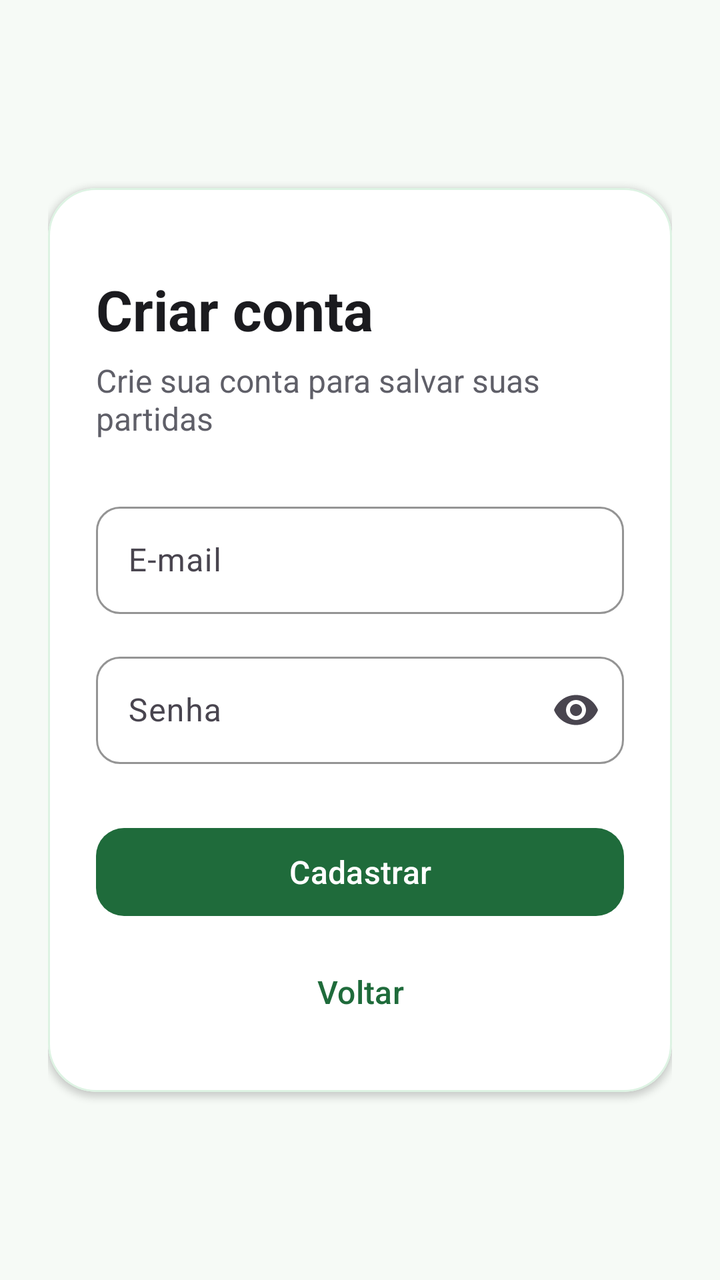
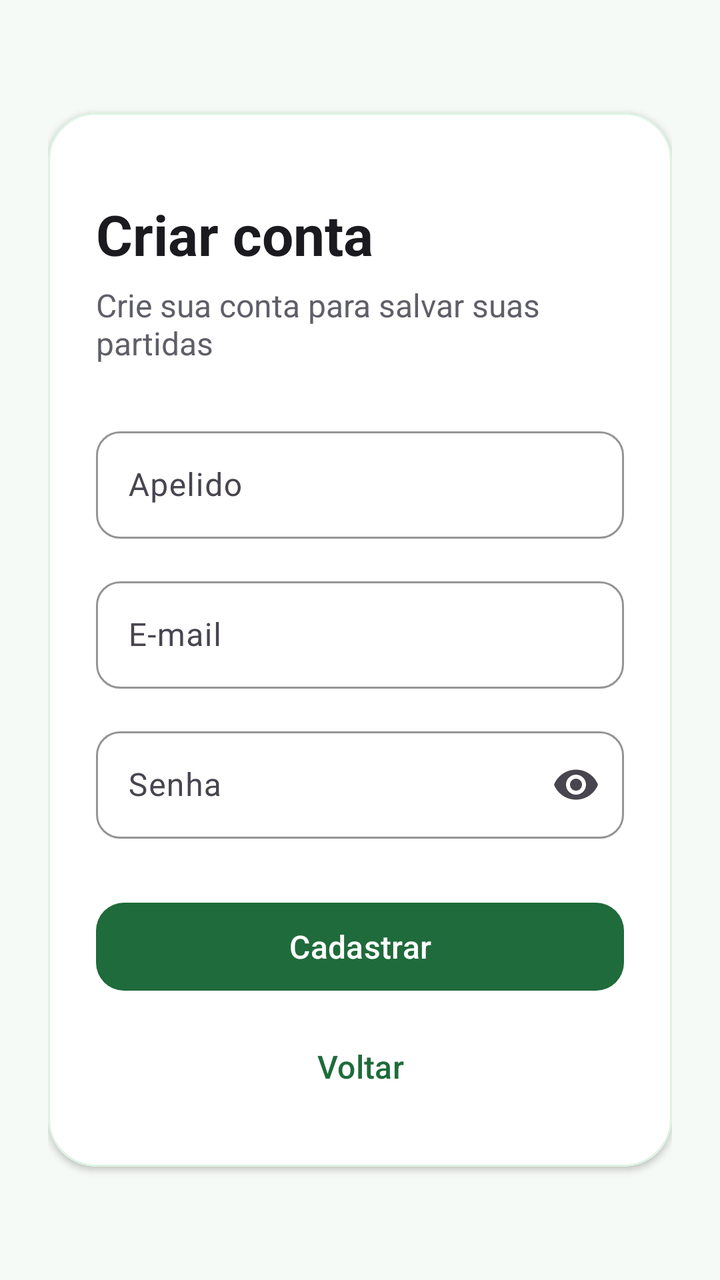

Two renders of the same Android screen: before a commit and after it. Below are the layout's source before the change and the commit's diff.
<!-- AndroidManifest.xml: application theme Theme.MyApplication -->
<!-- res/layout/activity_signup.xml -->
<?xml version="1.0" encoding="utf-8"?>
<ScrollView
    xmlns:android="http://schemas.android.com/apk/res/android"
    xmlns:app="http://schemas.android.com/apk/res-auto"
    android:layout_width="match_parent"
    android:layout_height="match_parent"
    android:background="@color/screen_background"
    android:fillViewport="true">

    <LinearLayout
        android:layout_width="match_parent"
        android:layout_height="match_parent"
        android:gravity="center"
        android:orientation="vertical"
        android:padding="24dp">

        <com.google.android.material.card.MaterialCardView
            android:layout_width="match_parent"
            android:layout_height="wrap_content"
            app:cardBackgroundColor="@color/white"
            app:cardCornerRadius="24dp"
            app:cardElevation="2dp"
            app:strokeColor="@color/primary_container"
            app:strokeWidth="1dp">

            <LinearLayout
                android:layout_width="match_parent"
                android:layout_height="wrap_content"
                android:orientation="vertical"
                android:padding="24dp">

                <TextView
                    android:layout_width="wrap_content"
                    android:layout_height="wrap_content"
                    android:layout_marginTop="18dp"
                    android:text="Criar conta"
                    android:textColor="@color/text_primary"
                    android:textSize="28sp"
                    android:textStyle="bold" />

                <TextView
                    android:layout_width="wrap_content"
                    android:layout_height="wrap_content"
                    android:layout_marginTop="6dp"
                    android:text="Crie sua conta para salvar suas partidas"
                    android:textColor="@color/text_secondary"
                    android:textSize="16sp" />

                <com.google.android.material.textfield.TextInputLayout
                    android:layout_width="match_parent"
                    android:layout_height="wrap_content"
                    android:layout_marginTop="28dp"
                    android:hint="E-mail"
                    app:boxBackgroundColor="@color/field_background"
                    app:boxCornerRadiusBottomEnd="12dp"
                    app:boxCornerRadiusBottomStart="12dp"
                    app:boxCornerRadiusTopEnd="12dp"
                    app:boxCornerRadiusTopStart="12dp"
                    app:boxStrokeColor="@color/primary"
                    app:boxStrokeWidth="1dp"
                    app:boxStrokeWidthFocused="2dp">

                    <com.google.android.material.textfield.TextInputEditText
                        android:id="@+id/email"
                        android:layout_width="match_parent"
                        android:layout_height="wrap_content"
                        android:inputType="textEmailAddress"
                        android:paddingVertical="16dp" />
                </com.google.android.material.textfield.TextInputLayout>

                <com.google.android.material.textfield.TextInputLayout
                    android:layout_width="match_parent"
                    android:layout_height="wrap_content"
                    android:layout_marginTop="16dp"
                    android:hint="Senha"
                    app:boxBackgroundColor="@color/field_background"
                    app:boxCornerRadiusBottomEnd="12dp"
                    app:boxCornerRadiusBottomStart="12dp"
                    app:boxCornerRadiusTopEnd="12dp"
                    app:boxCornerRadiusTopStart="12dp"
                    app:boxStrokeColor="@color/primary"
                    app:boxStrokeWidth="1dp"
                    app:boxStrokeWidthFocused="2dp"
                    app:endIconMode="password_toggle">

                    <com.google.android.material.textfield.TextInputEditText
                        android:id="@+id/password"
                        android:layout_width="match_parent"
                        android:layout_height="wrap_content"
                        android:inputType="textPassword"
                        android:paddingVertical="16dp" />
                </com.google.android.material.textfield.TextInputLayout>

                <com.google.android.material.button.MaterialButton
                    android:id="@+id/btnSignup"
                    android:layout_width="match_parent"
                    android:layout_height="52dp"
                    android:layout_marginTop="28dp"
                    android:text="Cadastrar"
                    android:textAllCaps="false"
                    android:textSize="16sp"
                    app:cornerRadius="14dp" />

                <com.google.android.material.button.MaterialButton
                    android:id="@+id/btnBack"
                    style="@style/Widget.Material3.Button.TextButton"
                    android:layout_width="match_parent"
                    android:layout_height="52dp"
                    android:layout_marginTop="8dp"
                    android:text="Voltar"
                    android:textAllCaps="false"
                    android:textSize="16sp" />
            </LinearLayout>
        </com.google.android.material.card.MaterialCardView>
    </LinearLayout>
</ScrollView>
<!-- resources referenced by this layout -->
<resources>
  <color name="field_background">#FFFFFFFF</color>
  <color name="primary">#1F6B3B</color>
  <color name="primary_container">#DDF3E3</color>
  <color name="screen_background">#F6FAF6</color>
  <color name="text_primary">#1B1B1F</color>
  <color name="text_secondary">#5F5F68</color>
  <color name="white">#FFFFFFFF</color>
  <style name="Theme.MyApplication" parent="Base.Theme.MyApplication" />
  <style name="Base.Theme.MyApplication" parent="Theme.Material3.DayNight.NoActionBar">
          <item name="colorPrimary">@color/primary</item>
          <item name="colorOnPrimary">@color/white</item>
          <item name="colorPrimaryContainer">@color/primary_container</item>
          <item name="android:statusBarColor">@color/screen_background</item>
          <item name="android:navigationBarColor">@color/screen_background</item>
          <item name="android:windowLightStatusBar">true</item>
      </style>
</resources>

<!-- the commit's change to res/layout/activity_signup.xml (unified diff, before → after) -->
@@ -50,6 +50,28 @@
                     android:layout_width="match_parent"
                     android:layout_height="wrap_content"
                     android:layout_marginTop="28dp"
+                    android:hint="Apelido"
+                    app:boxBackgroundColor="@color/field_background"
+                    app:boxCornerRadiusBottomEnd="12dp"
+                    app:boxCornerRadiusBottomStart="12dp"
+                    app:boxCornerRadiusTopEnd="12dp"
+                    app:boxCornerRadiusTopStart="12dp"
+                    app:boxStrokeColor="@color/primary"
+                    app:boxStrokeWidth="1dp"
+                    app:boxStrokeWidthFocused="2dp">
+
+                    <com.google.android.material.textfield.TextInputEditText
+                        android:id="@+id/nickname"
+                        android:layout_width="match_parent"
+                        android:layout_height="wrap_content"
+                        android:inputType="textPersonName"
+                        android:paddingVertical="16dp" />
+                </com.google.android.material.textfield.TextInputLayout>
+
+                <com.google.android.material.textfield.TextInputLayout
+                    android:layout_width="match_parent"
+                    android:layout_height="wrap_content"
+                    android:layout_marginTop="16dp"
                     android:hint="E-mail"
                     app:boxBackgroundColor="@color/field_background"
                     app:boxCornerRadiusBottomEnd="12dp"
